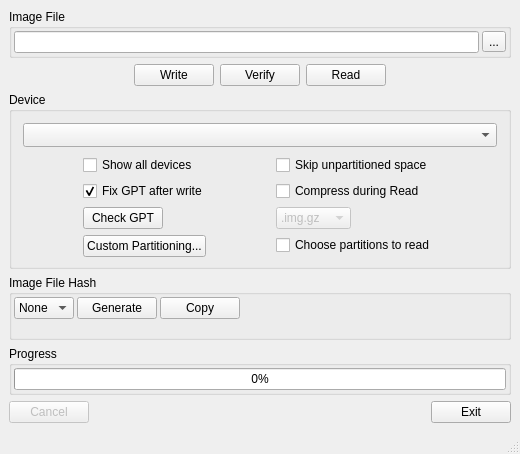
Old version of the form src/mainwindow.ui in the repository peacepenguin/windiskimager.
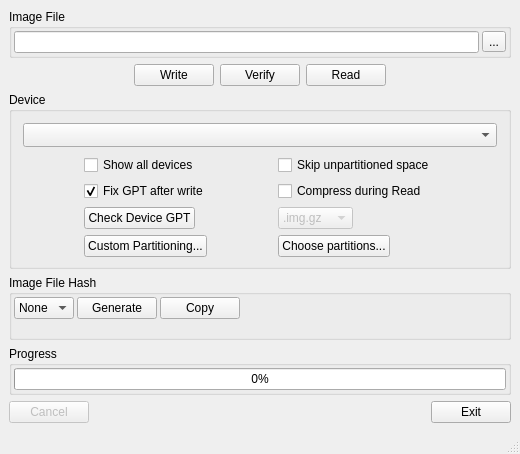
New version of the form. Icons and pictures are not drawn. Custom widgets are drawn as their Qt base class.

Commit message: remove duplicate partition selector

Patch:
```diff
--- a/src/mainwindow.ui
+++ b/src/mainwindow.ui
@@ -252,7 +252,7 @@
            </sizepolicy>
           </property>
           <property name="text">
-           <string>Check GPT</string>
+           <string>Check Device GPT</string>
           </property>
           <property name="toolTip">
            <string>Check the currently selected device for GPT corruption and offer to repair it.</string>
@@ -351,7 +351,7 @@
        </widget>
           </item>
           <item>
-       <widget class="QCheckBox" name="choosePartitionsCheckBox">
+       <widget class="QPushButton" name="bChoosePartitions">
         <property name="sizePolicy">
          <sizepolicy hsizetype="Fixed" vsizetype="Fixed">
           <horstretch>0</horstretch>
@@ -359,7 +359,7 @@
          </sizepolicy>
         </property>
         <property name="text">
-         <string>Choose partitions to read</string>
+         <string>Choose partitions...</string>
         </property>
         <property name="toolTip">
          <string>Before reading, list the Device's partitions and choose which to include. Anything left out is removed from the image, the same as unpartitioned space -- this always skips unpartitioned space too, whether or not "Skip unpartitioned space" is also checked.</string>
```
Left out of the diff: 2 changed lines with no effect on the pictures. The commit also changes 6 other files.
